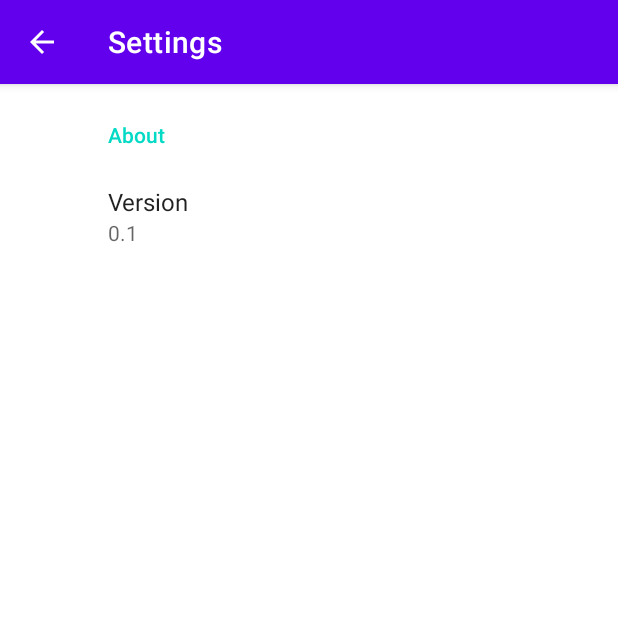
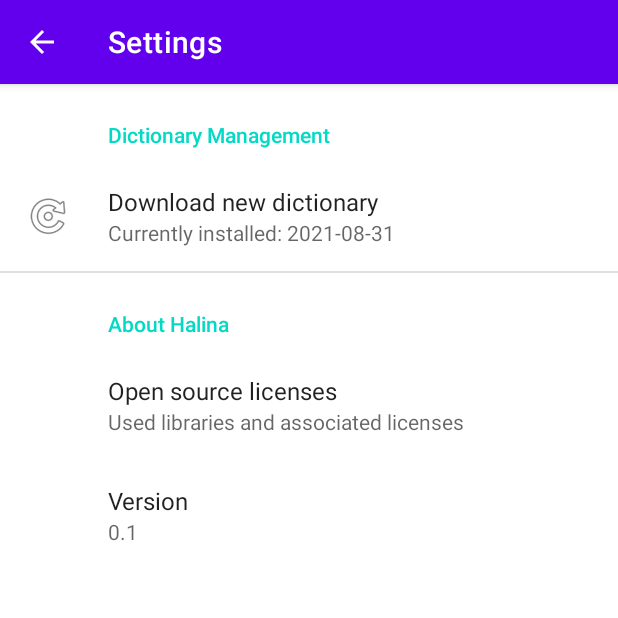
Before and after one commit to kissen/halina, an Android app: the SettingsFragment screen opened directly, with no data from a screen before it, on a phone screen of 412 x 824 dp, the top half of it. Run offline under Robolectric (Android 15) with nearby library versions, the light colour scheme and no system bars; our stand-ins replace androidx.preference.

Commit message:
menu: add entry for downloading dictionaries

```diff
--- a/app/src/main/res/xml/preference_screen.xml
+++ b/app/src/main/res/xml/preference_screen.xml
@@ -2,10 +2,23 @@
 <PreferenceScreen xmlns:android="http://schemas.android.com/apk/res/android"
     xmlns:app="http://schemas.android.com/apk/res-auto">
 
-    <PreferenceCategory android:title="About">
+    <PreferenceCategory android:title="Dictionary Management">
+        <Preference
+            android:id="@+id/preference_download_new_dictionary"
+            android:layout_width="wrap_content"
+            android:layout_height="wrap_content"
+            app:icon="@android:drawable/ic_menu_rotate"
+            app:summary="Currently installed: 2021-08-31"
+            app:title="Download new dictionary" />
+    </PreferenceCategory>
+    <PreferenceCategory android:title="About Halina">
+        <Preference
+            android:id="@+id/preference_open_source_licenses"
+            app:summary="Used libraries and associated licenses"
+            app:title="Open source licenses" />
 
         <Preference
-            app:key="version"
+            android:id="@+id/preference_app_version"
             app:summary="@string/app_version"
             app:title="Version" />
     </PreferenceCategory>
```
